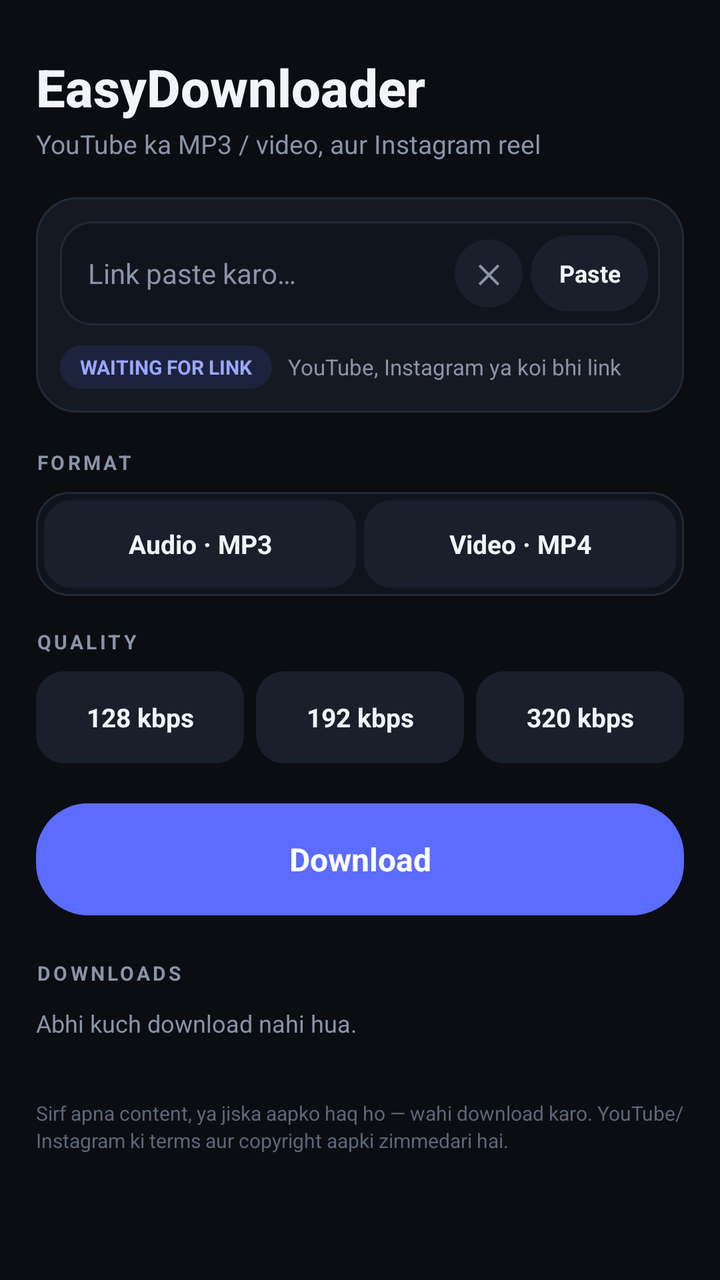
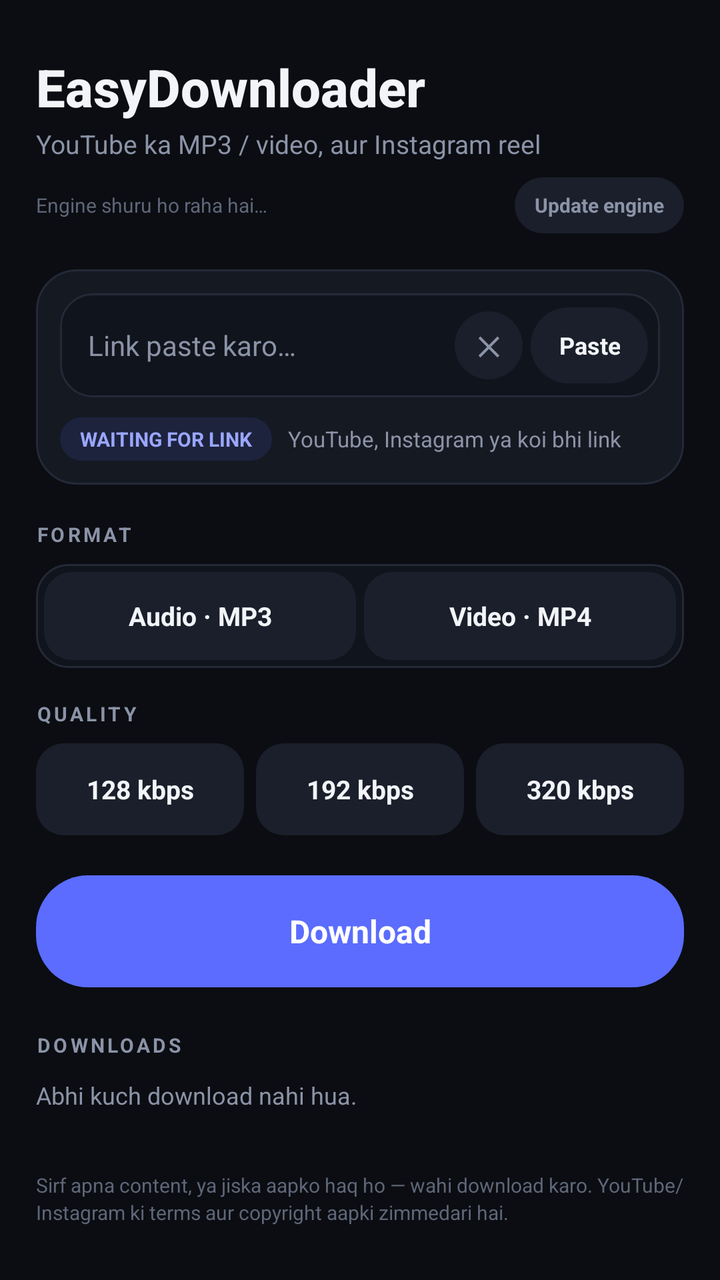

Compare the two renders of this Android layout. The source of the first and the diff that turns it into the second are given below.
<!-- AndroidManifest.xml: application theme Theme.EasyDL -->
<!-- res/layout/activity_main.xml -->
<?xml version="1.0" encoding="utf-8"?>
<ScrollView xmlns:android="http://schemas.android.com/apk/res/android"
    android:layout_width="match_parent"
    android:layout_height="match_parent"
    android:background="@color/bg"
    android:fillViewport="true"
    android:scrollbars="none">

    <LinearLayout
        android:layout_width="match_parent"
        android:layout_height="wrap_content"
        android:orientation="vertical"
        android:paddingStart="18dp"
        android:paddingTop="26dp"
        android:paddingEnd="18dp"
        android:paddingBottom="28dp">

        <TextView
            android:layout_width="wrap_content"
            android:layout_height="wrap_content"
            android:fontFamily="sans-serif-medium"
            android:text="EasyDownloader"
            android:textColor="@color/text"
            android:textSize="26sp"
            android:textStyle="bold" />

        <TextView
            android:layout_width="wrap_content"
            android:layout_height="wrap_content"
            android:layout_marginTop="2dp"
            android:text="YouTube ka MP3 / video, aur Instagram reel"
            android:textColor="@color/muted"
            android:textSize="13sp" />

        
        <LinearLayout
            android:layout_width="match_parent"
            android:layout_height="wrap_content"
            android:layout_marginTop="18dp"
            android:background="@drawable/bg_card"
            android:orientation="vertical"
            android:padding="12dp">

            <LinearLayout
                android:id="@+id/clipBox"
                android:layout_width="match_parent"
                android:layout_height="wrap_content"
                android:layout_marginBottom="10dp"
                android:gravity="center_vertical"
                android:orientation="horizontal"
                android:visibility="gone">

                <TextView
                    android:id="@+id/clipLbl"
                    android:layout_width="0dp"
                    android:layout_height="wrap_content"
                    android:layout_weight="1"
                    android:ellipsize="end"
                    android:letterSpacing="0.1"
                    android:maxLines="1"
                    android:text="COPIED LINK READY"
                    android:textColor="#9AA6FF"
                    android:textSize="10sp"
                    android:textStyle="bold" />

                <TextView
                    android:id="@+id/clipUse"
                    android:layout_width="wrap_content"
                    android:layout_height="34dp"
                    android:background="@drawable/bg_btn"
                    android:clickable="true"
                    android:focusable="true"
                    android:gravity="center"
                    android:paddingStart="14dp"
                    android:paddingEnd="14dp"
                    android:text="Use \u2192"
                    android:textColor="#FFFFFF"
                    android:textSize="11sp"
                    android:textStyle="bold" />
            </LinearLayout>

            <LinearLayout
                android:layout_width="match_parent"
                android:layout_height="52dp"
                android:background="@drawable/bg_input"
                android:gravity="center_vertical"
                android:orientation="horizontal"
                android:paddingStart="14dp"
                android:paddingEnd="6dp">

                <EditText
                    android:id="@+id/linkInput"
                    android:layout_width="0dp"
                    android:layout_height="match_parent"
                    android:layout_weight="1"
                    android:background="@null"
                    android:hint="Link paste karo…"
                    android:imeOptions="actionDone"
                    android:inputType="textUri"
                    android:maxLines="1"
                    android:padding="0dp"
                    android:singleLine="true"
                    android:textColor="@color/text"
                    android:textColorHint="@color/muted"
                    android:textSize="14sp" />

                <TextView
                    android:id="@+id/btnClear"
                    android:layout_width="34dp"
                    android:layout_height="34dp"
                    android:layout_marginEnd="4dp"
                    android:background="@drawable/bg_pill"
                    android:clickable="true"
                    android:focusable="true"
                    android:gravity="center"
                    android:text="&#10005;"
                    android:textColor="@color/muted"
                    android:textSize="13sp"
                    android:textStyle="bold" />

                <TextView
                    android:id="@+id/btnPaste"
                    android:layout_width="wrap_content"
                    android:layout_height="38dp"
                    android:background="@drawable/bg_pill"
                    android:clickable="true"
                    android:focusable="true"
                    android:gravity="center"
                    android:paddingStart="14dp"
                    android:paddingEnd="14dp"
                    android:text="Paste"
                    android:textColor="@color/text"
                    android:textSize="12sp"
                    android:textStyle="bold" />
            </LinearLayout>

            <LinearLayout
                android:layout_width="match_parent"
                android:layout_height="wrap_content"
                android:layout_marginTop="10dp"
                android:gravity="center_vertical"
                android:orientation="horizontal">

                <TextView
                    android:id="@+id/tagPlatform"
                    android:layout_width="wrap_content"
                    android:layout_height="wrap_content"
                    android:background="@drawable/bg_tag"
                    android:paddingStart="10dp"
                    android:paddingTop="4dp"
                    android:paddingEnd="10dp"
                    android:paddingBottom="4dp"
                    android:text="WAITING FOR LINK"
                    android:textColor="#9AA6FF"
                    android:textSize="10sp"
                    android:textStyle="bold" />

                <TextView
                    android:id="@+id/hint"
                    android:layout_width="0dp"
                    android:layout_height="wrap_content"
                    android:layout_marginStart="8dp"
                    android:layout_weight="1"
                    android:maxLines="2"
                    android:text="YouTube, Instagram ya koi bhi link"
                    android:textColor="@color/muted"
                    android:textSize="11sp" />
            </LinearLayout>
        </LinearLayout>

        
        <TextView
            android:layout_width="wrap_content"
            android:layout_height="wrap_content"
            android:layout_marginTop="18dp"
            android:letterSpacing="0.14"
            android:text="FORMAT"
            android:textColor="@color/muted"
            android:textSize="10sp"
            android:textStyle="bold" />

        <LinearLayout
            android:layout_width="match_parent"
            android:layout_height="52dp"
            android:layout_marginTop="8dp"
            android:background="@drawable/bg_input"
            android:orientation="horizontal"
            android:padding="4dp">

            <TextView
                android:id="@+id/modeAudio"
                android:layout_width="0dp"
                android:layout_height="match_parent"
                android:layout_weight="1"
                android:background="@drawable/bg_chip"
                android:clickable="true"
                android:focusable="true"
                android:gravity="center"
                android:text="Audio · MP3"
                android:textColor="@color/chip_text"
                android:textSize="13sp"
                android:textStyle="bold" />

            <TextView
                android:id="@+id/modeVideo"
                android:layout_width="0dp"
                android:layout_height="match_parent"
                android:layout_marginStart="4dp"
                android:layout_weight="1"
                android:background="@drawable/bg_chip"
                android:clickable="true"
                android:focusable="true"
                android:gravity="center"
                android:text="Video · MP4"
                android:textColor="@color/chip_text"
                android:textSize="13sp"
                android:textStyle="bold" />
        </LinearLayout>

        
        <TextView
            android:layout_width="wrap_content"
            android:layout_height="wrap_content"
            android:layout_marginTop="16dp"
            android:letterSpacing="0.14"
            android:text="QUALITY"
            android:textColor="@color/muted"
            android:textSize="10sp"
            android:textStyle="bold" />

        <LinearLayout
            android:layout_width="match_parent"
            android:layout_height="46dp"
            android:layout_marginTop="8dp"
            android:orientation="horizontal">

            <TextView
                android:id="@+id/chip1"
                android:layout_width="0dp"
                android:layout_height="match_parent"
                android:layout_weight="1"
                android:background="@drawable/bg_chip"
                android:clickable="true"
                android:focusable="true"
                android:gravity="center"
                android:text="128 kbps"
                android:textColor="@color/chip_text"
                android:textSize="13sp"
                android:textStyle="bold" />

            <TextView
                android:id="@+id/chip2"
                android:layout_width="0dp"
                android:layout_height="match_parent"
                android:layout_marginStart="6dp"
                android:layout_weight="1"
                android:background="@drawable/bg_chip"
                android:clickable="true"
                android:focusable="true"
                android:gravity="center"
                android:text="192 kbps"
                android:textColor="@color/chip_text"
                android:textSize="13sp"
                android:textStyle="bold" />

            <TextView
                android:id="@+id/chip3"
                android:layout_width="0dp"
                android:layout_height="match_parent"
                android:layout_marginStart="6dp"
                android:layout_weight="1"
                android:background="@drawable/bg_chip"
                android:clickable="true"
                android:focusable="true"
                android:gravity="center"
                android:text="320 kbps"
                android:textColor="@color/chip_text"
                android:textSize="13sp"
                android:textStyle="bold" />
        </LinearLayout>

        
        <TextView
            android:id="@+id/btnDownload"
            android:layout_width="match_parent"
            android:layout_height="56dp"
            android:layout_marginTop="20dp"
            android:background="@drawable/bg_btn"
            android:clickable="true"
            android:focusable="true"
            android:gravity="center"
            android:text="Download"
            android:textColor="@color/accent_ink"
            android:textSize="16sp"
            android:textStyle="bold" />

        
        <LinearLayout
            android:id="@+id/progressBox"
            android:layout_width="match_parent"
            android:layout_height="wrap_content"
            android:layout_marginTop="14dp"
            android:background="@drawable/bg_card"
            android:orientation="vertical"
            android:padding="14dp"
            android:visibility="gone">

            <ProgressBar
                android:id="@+id/progressBar"
                style="?android:attr/progressBarStyleHorizontal"
                android:layout_width="match_parent"
                android:layout_height="6dp"
                android:max="100"
                android:progressTint="@color/accent"
                android:progressBackgroundTint="@color/chip" />

            <TextView
                android:id="@+id/status"
                android:layout_width="match_parent"
                android:layout_height="wrap_content"
                android:layout_marginTop="10dp"
                android:text="Preparing…"
                android:textColor="@color/muted"
                android:textSize="12sp" />
        </LinearLayout>

        
        <TextView
            android:layout_width="wrap_content"
            android:layout_height="wrap_content"
            android:layout_marginTop="22dp"
            android:letterSpacing="0.14"
            android:text="DOWNLOADS"
            android:textColor="@color/muted"
            android:textSize="10sp"
            android:textStyle="bold" />

        <TextView
            android:id="@+id/emptyText"
            android:layout_width="match_parent"
            android:layout_height="wrap_content"
            android:layout_marginTop="10dp"
            android:text="Abhi kuch download nahi hua."
            android:textColor="@color/muted"
            android:textSize="12sp" />

        <LinearLayout
            android:id="@+id/listBox"
            android:layout_width="match_parent"
            android:layout_height="wrap_content"
            android:layout_marginTop="8dp"
            android:orientation="vertical" />

        <TextView
            android:layout_width="match_parent"
            android:layout_height="wrap_content"
            android:layout_marginTop="22dp"
            android:lineSpacingExtra="2dp"
            android:text="Sirf apna content, ya jiska aapko haq ho — wahi download karo. YouTube/Instagram ki terms aur copyright aapki zimmedari hai."
            android:textColor="#5E6678"
            android:textSize="10sp" />
    </LinearLayout>
</ScrollView>
<!-- resources referenced by this layout -->
<resources>
  <color name="accent">#5B6CFF</color>
  <color name="accent_ink">#FFFFFF</color>
  <color name="bg">#0B0D12</color>
  <color name="chip">#1A1F2B</color>
  <color name="muted">#8B93A7</color>
  <color name="text">#F2F4F8</color>
  <!-- drawable bg_btn (drawable) -->
  <?xml version="1.0" encoding="utf-8"?>
  <shape xmlns:android="http://schemas.android.com/apk/res/android" android:shape="rectangle">
      <solid android:color="@color/accent" />
      <corners android:radius="26dp" />
  </shape>
  <!-- drawable bg_card (drawable) -->
  <?xml version="1.0" encoding="utf-8"?>
  <shape xmlns:android="http://schemas.android.com/apk/res/android" android:shape="rectangle">
      <solid android:color="@color/card" />
      <stroke android:width="1dp" android:color="@color/stroke" />
      <corners android:radius="20dp" />
  </shape>
  <!-- drawable bg_chip (drawable) -->
  <?xml version="1.0" encoding="utf-8"?>
  <selector xmlns:android="http://schemas.android.com/apk/res/android">
      <item android:state_selected="true">
          <shape android:shape="rectangle">
              <solid android:color="@color/accent" />
              <corners android:radius="14dp" />
          </shape>
      </item>
      <item>
          <shape android:shape="rectangle">
              <solid android:color="@color/chip" />
              <corners android:radius="14dp" />
          </shape>
      </item>
  </selector>
  <!-- drawable bg_input (drawable) -->
  <?xml version="1.0" encoding="utf-8"?>
  <shape xmlns:android="http://schemas.android.com/apk/res/android" android:shape="rectangle">
      <solid android:color="@color/card2" />
      <stroke android:width="1dp" android:color="@color/stroke" />
      <corners android:radius="16dp" />
  </shape>
  <!-- drawable bg_pill (drawable) -->
  <?xml version="1.0" encoding="utf-8"?>
  <shape xmlns:android="http://schemas.android.com/apk/res/android" android:shape="rectangle">
      <solid android:color="@color/chip" />
      <corners android:radius="99dp" />
  </shape>
  <!-- drawable bg_tag (drawable) -->
  <?xml version="1.0" encoding="utf-8"?>
  <shape xmlns:android="http://schemas.android.com/apk/res/android" android:shape="rectangle">
      <solid android:color="#1F5B6CFF" />
      <corners android:radius="99dp" />
  </shape>
  <style name="Theme.EasyDL" parent="Theme.Material3.Dark.NoActionBar">
          <item name="colorPrimary">@color/accent</item>
          <item name="colorOnPrimary">@color/accent_ink</item>
          <item name="colorSurface">@color/card</item>
          <item name="colorOnSurface">@color/text</item>
          <item name="android:colorBackground">@color/bg</item>
          <item name="android:windowBackground">@color/bg</item>
          <item name="android:statusBarColor">@color/bg</item>
          <item name="android:navigationBarColor">@color/bg</item>
          <item name="android:textColorPrimary">@color/text</item>
      </style>
  <color name="card">#151922</color>
  <color name="stroke">#232937</color>
  <color name="card2">#10141C</color>
</resources>

<!-- the commit's change to res/layout/activity_main.xml (unified diff, before → after) -->
@@ -31,6 +31,40 @@
             android:text="YouTube ka MP3 / video, aur Instagram reel"
             android:textColor="@color/muted"
             android:textSize="13sp" />
+
+        <LinearLayout
+            android:layout_width="match_parent"
+            android:layout_height="wrap_content"
+            android:layout_marginTop="8dp"
+            android:gravity="center_vertical"
+            android:orientation="horizontal">
+
+            <TextView
+                android:id="@+id/engineInfo"
+                android:layout_width="0dp"
+                android:layout_height="wrap_content"
+                android:layout_weight="1"
+                android:ellipsize="end"
+                android:maxLines="1"
+                android:text="Engine shuru ho raha hai…"
+                android:textColor="#5E6678"
+                android:textSize="10sp" />
+
+            <TextView
+                android:id="@+id/btnUpdate"
+                android:layout_width="wrap_content"
+                android:layout_height="28dp"
+                android:background="@drawable/bg_pill"
+                android:clickable="true"
+                android:focusable="true"
+                android:gravity="center"
+                android:paddingStart="10dp"
+                android:paddingEnd="10dp"
+                android:text="Update engine"
+                android:textColor="@color/muted"
+                android:textSize="10sp"
+                android:textStyle="bold" />
+        </LinearLayout>
 
         
         <LinearLayout
